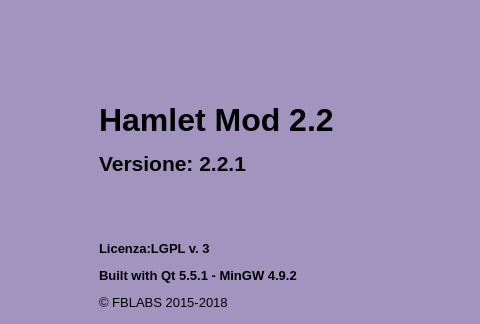
Before: the Qt Designer form mainwindow.ui in fblabs/hamlet-mod-sancon, drawn with Qt 5; both pictures show x 324 to 804 and y 0 to 324 of the 979 by 780 pixel window.
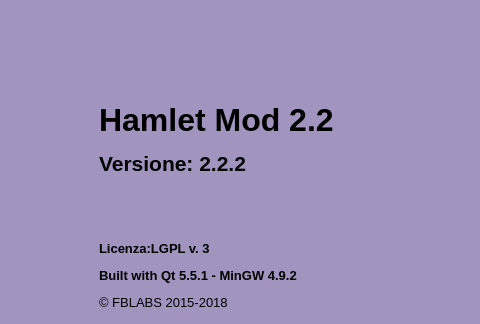
After: the same form once the commit is applied. Icons and pictures are not drawn.

Patch:
```diff
--- a/mainwindow.ui
+++ b/mainwindow.ui
@@ -539,7 +539,7 @@
       <item>
        <widget class="QLabel" name="label_2">
         <property name="text">
-         <string>&lt;html&gt;&lt;head/&gt;&lt;body&gt;&lt;p&gt;&lt;span style=&quot; font-size:24pt; font-weight:600;&quot;&gt;Hamlet Mod 2.2&lt;/span&gt;&lt;/p&gt;&lt;p&gt;&lt;span style=&quot; font-size:16pt; font-weight:600;&quot;&gt;Versione: &lt;/span&gt;&lt;span style=&quot; font-size:16pt; font-weight:600; color:#060606;&quot;&gt;2.2.1&lt;/span&gt;&lt;br/&gt;&lt;/p&gt;&lt;p&gt;&lt;br/&gt;&lt;/p&gt;&lt;p&gt;&lt;span style=&quot; font-size:10pt; font-weight:600;&quot;&gt;Licenza:LGPL v. 3&lt;/span&gt;&lt;/p&gt;&lt;p&gt;&lt;span style=&quot; font-size:10pt; font-weight:600;&quot;&gt;Built with Qt 5.5.1 - MinGW 4.9.2&lt;/span&gt;&lt;/p&gt;&lt;p&gt;&lt;span style=&quot; font-size:10pt;&quot;&gt;© FBLABS 2015-2018&lt;/span&gt;&lt;/p&gt;&lt;p&gt;&lt;a href=&quot;https://www.github.com/fblabs/hamlet-mod-sancon&quot;&gt;&lt;span style=&quot; text-decoration: underline; color:#0000ff;&quot;&gt;Sorgenti (github)&lt;/span&gt;&lt;/a&gt;&lt;/p&gt;&lt;/body&gt;&lt;/html&gt;</string>
+         <string>&lt;html&gt;&lt;head/&gt;&lt;body&gt;&lt;p&gt;&lt;span style=&quot; font-size:24pt; font-weight:600;&quot;&gt;Hamlet Mod 2.2&lt;/span&gt;&lt;/p&gt;&lt;p&gt;&lt;span style=&quot; font-size:16pt; font-weight:600;&quot;&gt;Versione: &lt;/span&gt;&lt;span style=&quot; font-size:16pt; font-weight:600; color:#060606;&quot;&gt;2.2.2&lt;/span&gt;&lt;br/&gt;&lt;/p&gt;&lt;p&gt;&lt;br/&gt;&lt;/p&gt;&lt;p&gt;&lt;span style=&quot; font-size:10pt; font-weight:600;&quot;&gt;Licenza:LGPL v. 3&lt;/span&gt;&lt;/p&gt;&lt;p&gt;&lt;span style=&quot; font-size:10pt; font-weight:600;&quot;&gt;Built with Qt 5.5.1 - MinGW 4.9.2&lt;/span&gt;&lt;/p&gt;&lt;p&gt;&lt;span style=&quot; font-size:10pt;&quot;&gt;© FBLABS 2015-2018&lt;/span&gt;&lt;/p&gt;&lt;p&gt;&lt;a href=&quot;https://www.github.com/fblabs/hamlet-mod-sancon&quot;&gt;&lt;span style=&quot; text-decoration: underline; color:#0000ff;&quot;&gt;Sorgenti (github)&lt;/span&gt;&lt;/a&gt;&lt;/p&gt;&lt;/body&gt;&lt;/html&gt;</string>
         </property>
         <property name="scaledContents">
          <bool>false</bool>
```
